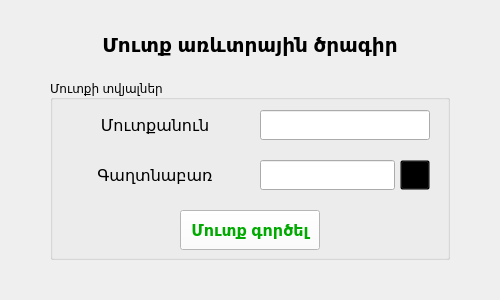
First picture: the form in MainWindow.ui, repository WhiteSHA/Trading-Program-for-PC, before the edit.
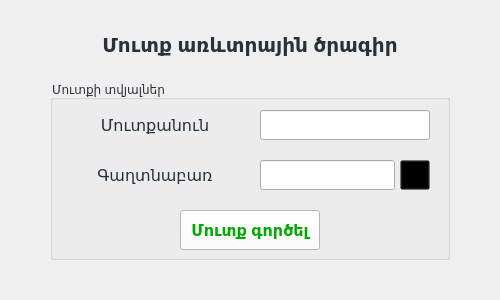
Second picture: the form after the edit.

Diff of the .ui file:
```diff
--- a/MainWindow.ui
+++ b/MainWindow.ui
@@ -30,6 +30,9 @@
       <bold>true</bold>
      </font>
     </property>
+    <property name="styleSheet">
+     <string notr="true">color: rgb(39, 51, 59);</string>
+    </property>
     <property name="text">
      <string>Մուտք առևտրային ծրագիր</string>
     </property>
@@ -49,6 +52,9 @@
     <property name="toolTipDuration">
      <number>-1</number>
     </property>
+    <property name="styleSheet">
+     <string notr="true">color: rgb(39, 51, 59);</string>
+    </property>
     <property name="title">
      <string>Մուտքի տվյալներ</string>
     </property>
@@ -66,6 +72,9 @@
        <pointsize>12</pointsize>
       </font>
      </property>
+     <property name="styleSheet">
+      <string notr="true">color: rgb(39, 51, 59);</string>
+     </property>
      <property name="text">
       <string>Մուտքանուն</string>
      </property>
@@ -105,6 +114,9 @@
        <pointsize>12</pointsize>
       </font>
      </property>
+     <property name="styleSheet">
+      <string notr="true">color: rgb(39, 51, 59);</string>
+     </property>
      <property name="text">
       <string>Գաղտնաբառ</string>
      </property>
```
Left out of the diff: 6 changed lines with no effect on the pictures.
